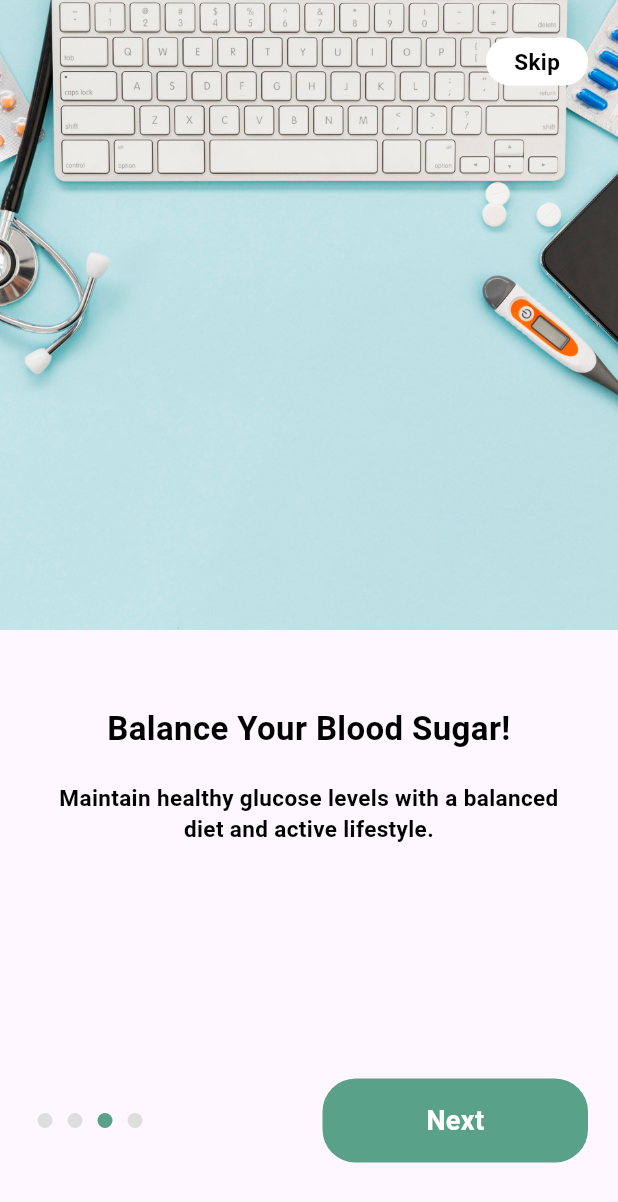
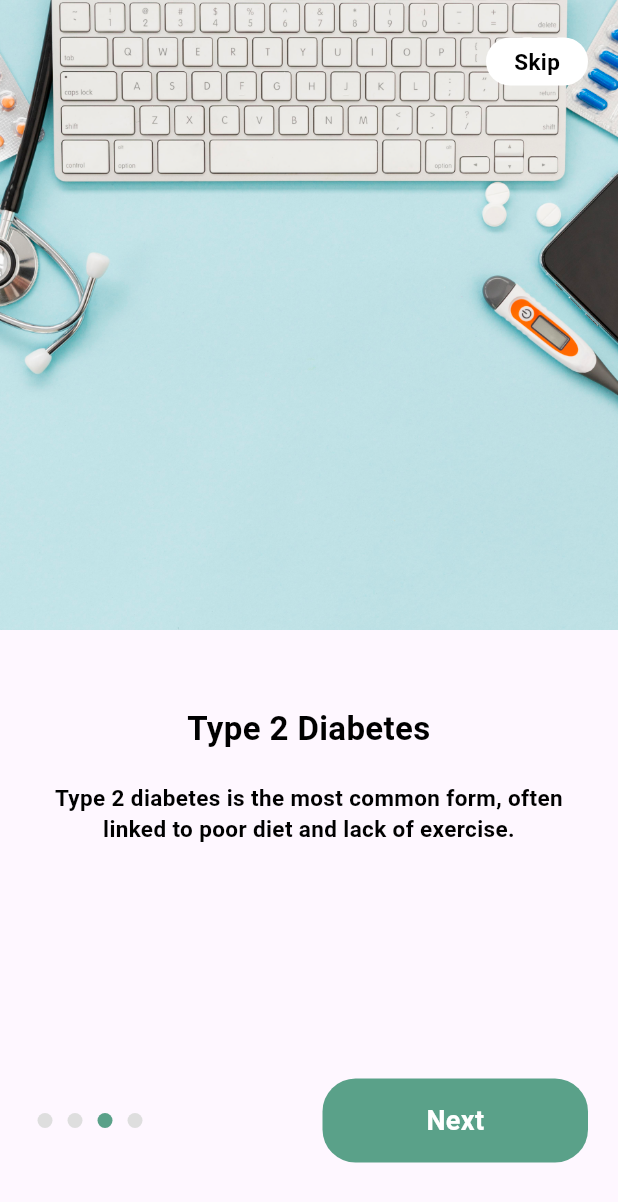
Before and after one commit to ahmedintakhab/GDM-App, a Flutter app: the screen it shows after launch, swiped to page 3, on a phone screen of 412 x 824 dp. Shown: the top 1202 px of the screen. Run offline on Flutter 3.47's test engine with Material 3 defaults, Android fonts, the phone set to English and light mode, and no system bars; our stand-ins replace cloud_firestore, dropdown_button2, firebase_auth, firebase_core, fl_chart, flutter_screenutil and 5 more; accounts and stored records are empty; Roboto replaces fonts that are missing (Gilroy).

Commit message:
Update onboarding screens

```diff
--- a/lib/Home/User_profile_screen.dart
+++ b/lib/Home/User_profile_screen.dart
@@ -143,7 +143,10 @@ class _ProfileScreenState extends State<ProfileScreen> {
                     CustomButton(
                       onTap: () => _updateProfile(context, userProvider),
                       buttonText: 'Update Profile',
-                    )
+                    ),
+                    // Spacer(),
+                    SizedBox(height: 130.h),
+                    CustomButton(onTap: (){}, buttonText: 'Set Remainder',)
                   ],
                 ),
               ),
--- a/lib/Home/progress_and_stepscount.dart
+++ b/lib/Home/progress_and_stepscount.dart
@@ -15,7 +15,7 @@ class ProgressAndStepscount extends StatelessWidget {
           flex: 3,
           child: Container(
             height: 120,
-            padding: EdgeInsets.all(12),
+            padding: EdgeInsets.all(8),
             decoration: BoxDecoration(
               color: Colors.white,
               borderRadius: BorderRadius.circular(12),
@@ -74,7 +74,7 @@ class ProgressAndStepscount extends StatelessWidget {
                     Text(
                       '48 GL of 64 GL',
                       style: TextStyle(
-                        fontSize: 14,
+                        fontSize: 13,
                         fontWeight: FontWeight.bold,
                         color: Colors.black,
                       ),
--- a/lib/Home/step_count_container.dart
+++ b/lib/Home/step_count_container.dart
@@ -185,7 +185,7 @@ class _StepsCountContainerState extends State<StepsCountContainer> {
       flex: 2,
       child: Container(
         height: 120,
-        padding: const EdgeInsets.all(12),
+        padding: const EdgeInsets.all(8),
         decoration: BoxDecoration(
           color: Colors.white,
           borderRadius: BorderRadius.circular(12),
@@ -214,7 +214,7 @@ class _StepsCountContainerState extends State<StepsCountContainer> {
                     Text(
                       'Steps Count',
                       style: TextStyle(
-                        fontSize: 14,
+                        fontSize: 12,
                         color: Colors.grey[600],
                       ),
                     ),
--- a/lib/Register/pregnancy_question_screen.dart
+++ b/lib/Register/pregnancy_question_screen.dart
@@ -264,7 +264,7 @@ class _PregnancyQuestionScreen1State extends State<PregnancyQuestionScreen1> {
                               height: 20,
                               child: CircularProgressIndicator(
                                 color: Colors.white,
-                                strokeWidth: 2,
+                                strokeWidth: 4,
                             ),
                           ),
                       ],
--- a/lib/utils/onboarding_data_model.dart
+++ b/lib/utils/onboarding_data_model.dart
@@ -30,23 +30,23 @@ class Utils {
     return [
       Sliders(
         image: 'assets/images/onboarding1.jpg',
-        name: 'Manage Stress, Control Sugar!',
-        title: 'High stress levels can spike blood sugar—practice mindfulness and relaxation.',
+        name: 'Welcome to GDMCare+ Hub',
+        title: 'Welcome to GDMCare+ Hub – your go-to platform for managing diabetes in pregnancy and empowering everyone with diabetes awareness!',
       ),
       Sliders(
         image: 'assets/images/onboarding3.jpg',
-        name: 'Hormonal Balance Matters!',
-        title: 'Understand your hormones to maintain a healthy and balanced lifestyle.',
+        name: 'Understanding Diabetes',
+        title: 'Diabetes is a chronic condition where the body struggles to control blood sugar levels.',
       ),
       Sliders(
         image: 'assets/images/onboarding2.jpg',
-        name: 'Balance Your Blood Sugar!',
-        title: 'Maintain healthy glucose levels with a balanced diet and active lifestyle.',
+        name: 'Type 2 Diabetes',
+        title: 'Type 2 diabetes is the most common form, often linked to poor diet and lack of exercise.',
       ),
       Sliders(
         image: 'assets/images/onboarding4.jpg',
-        name: 'Regular Checkups, Better Health!',
-        title: 'Early detection is the best prevention—schedule your screenings today.',
+        name: 'Risks of Gestational Diabetes',
+        title: 'It increases the risk of complications for both mother and baby, and future Type 2 diabetes.',
 
       ),
     ];
--- a/lib/widgets/custom_text_form_field.dart
+++ b/lib/widgets/custom_text_form_field.dart
@@ -8,12 +8,14 @@ Widget CustomTextFormField({
   TextInputType keyboardType = TextInputType.text, // Added keyboardType parameter
   bool isPasswordField = false,
   bool obscureText = false,
+  bool readOnly = false, // Add readOnly parameter with default value
   Widget? suffixIcon,
 }) {
   return TextFormField(
     controller: controller,
     obscureText: isPasswordField && obscureText,
     keyboardType: keyboardType, // Apply keyboardType
+    readOnly: readOnly, // Apply readOnly parameter
     cursorColor: const Color(0xFF5AA189),
     decoration: InputDecoration(
       hintText: hintText,
```
Also changed, not shown: lib/Register/pregnancy_register_screen.dart (+27 -17 lines).
